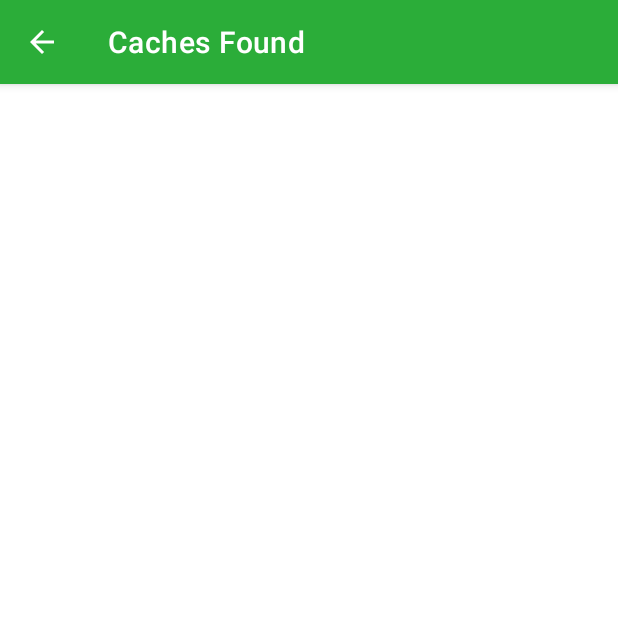
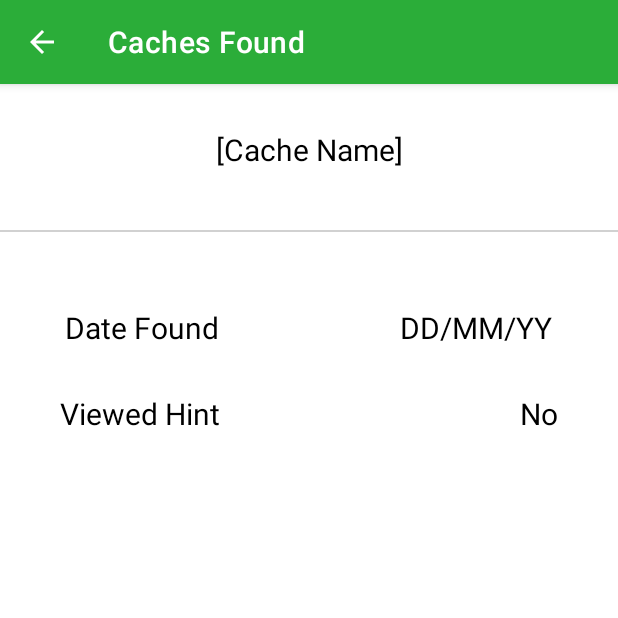
Before and after one commit to jay-whitwell/COMP2000-Set-Exercises, an Android app: the CachesFoundActivity screen opened directly, with no data from a screen before it, on a phone screen of 412 x 824 dp, the top half of it. Run offline under Robolectric (Android 15) with nearby library versions, the phone set to English and light mode, and no system bars.

Commit message:
Finalised Caches Found. TODO: Add Hints

```diff
--- a/app/src/main/java/com/example/comp2000_geocache/ViewItemActivity.java
+++ b/app/src/main/java/com/example/comp2000_geocache/ViewItemActivity.java
@@ -16,6 +16,9 @@ public class ViewItemActivity extends AppCompatActivity {
         super.onCreate(savedInstanceState);
         setContentView(R.layout.activity_view_item);
 
+        // Create the hint Toast
+
+
         Button navigateToButton = findViewById(R.id.viewNavigateTo);
 
         navigateToButton.setOnClickListener(new View.OnClickListener() {
--- a/app/src/main/res/layout/activity_caches_found.xml
+++ b/app/src/main/res/layout/activity_caches_found.xml
@@ -6,4 +6,75 @@
     android:layout_height="match_parent"
     tools:context=".CachesFoundActivity">
 
+    <View
+        android:id="@+id/view11"
+        android:layout_width="match_parent"
+        android:layout_height="1dp"
+        android:layout_marginTop="40dp"
+        android:background="@color/grey"
+        app:layout_constraintStart_toStartOf="parent"
+        app:layout_constraintTop_toBottomOf="@+id/textView10" />
+
+    <TextView
+        android:id="@+id/textView10"
+        android:layout_width="wrap_content"
+        android:layout_height="wrap_content"
+        android:layout_marginTop="30dp"
+        android:text="@string/default_cache"
+        android:textColor="#000000"
+        android:textSize="20sp"
+        app:layout_constraintEnd_toEndOf="parent"
+        app:layout_constraintStart_toStartOf="parent"
+        app:layout_constraintTop_toTopOf="parent" />
+
+    <TextView
+        android:id="@+id/textView14"
+        android:layout_width="wrap_content"
+        android:layout_height="wrap_content"
+        android:layout_marginTop="50dp"
+        android:layout_marginEnd="40dp"
+        android:text="@string/date"
+        android:textColor="#000000"
+        android:textSize="20sp"
+        app:layout_constraintEnd_toEndOf="parent"
+        app:layout_constraintStart_toEndOf="@+id/textView15"
+        app:layout_constraintTop_toBottomOf="@+id/view11" />
+
+    <TextView
+        android:id="@+id/textView15"
+        android:layout_width="wrap_content"
+        android:layout_height="wrap_content"
+        android:layout_marginStart="40dp"
+        android:layout_marginTop="50dp"
+        android:layout_marginEnd="118dp"
+        android:text="@string/date_found"
+        android:textColor="#000000"
+        android:textSize="20sp"
+        app:layout_constraintEnd_toStartOf="@+id/textView14"
+        app:layout_constraintStart_toStartOf="parent"
+        app:layout_constraintTop_toBottomOf="@+id/view11" />
+
+    <TextView
+        android:id="@+id/textView16"
+        android:layout_width="wrap_content"
+        android:layout_height="wrap_content"
+        android:layout_marginStart="40dp"
+        android:layout_marginTop="30dp"
+        android:text="@string/viewed_hint"
+        android:textColor="#000000"
+        android:textSize="20sp"
+        app:layout_constraintStart_toStartOf="parent"
+        app:layout_constraintTop_toBottomOf="@+id/textView15" />
+
+    <TextView
+        android:id="@+id/textView17"
+        android:layout_width="wrap_content"
+        android:layout_height="wrap_content"
+        android:layout_marginTop="30dp"
+        android:layout_marginEnd="40dp"
+        android:text="@string/no"
+        android:textColor="#000000"
+        android:textSize="20sp"
+        app:layout_constraintEnd_toEndOf="parent"
+        app:layout_constraintTop_toBottomOf="@+id/textView14" />
 </androidx.constraintlayout.widget.ConstraintLayout>
--- a/app/src/main/res/values/strings.xml
+++ b/app/src/main/res/values/strings.xml
@@ -61,4 +61,6 @@
     </string>
     <string name="_15">15</string>
     <string name="_5">5</string>
+    <string name="date_found">Date Found</string>
+    <string name="viewed_hint">Viewed Hint</string>
 </resources>
```
